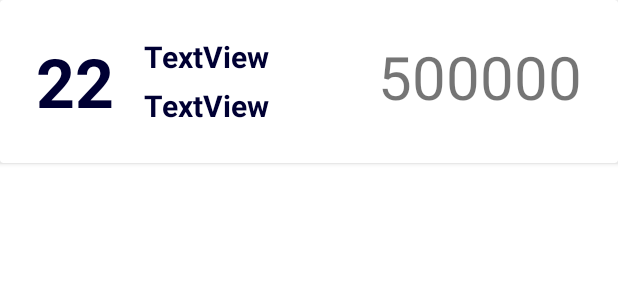
After one commit to 7710407/HumanResources, an Android app: the layout my_row.xml on its own in the app's theme, with its tools: preview values and no code run, on a phone screen of 412 x 824 dp. The commit adds this screen. Shown: the top 300 px of the screen. Run offline under Robolectric (Android 15) with nearby library versions, the phone set to English and light mode, and no system bars.

Commit message:
The problem with writing to db solved. Added  RecyclerView to MainActivity. There are some problem with showing items.

```diff
--- a/app/src/main/res/layout/activity_main.xml
+++ b/app/src/main/res/layout/activity_main.xml
@@ -20,6 +20,7 @@
 
     <androidx.recyclerview.widget.RecyclerView
         android:id="@+id/rvPeople"
+        android:paddingTop="?actionBarSize"
         android:layout_width="409dp"
         android:layout_height="729dp"
         app:layout_constraintEnd_toEndOf="parent"
--- /dev/null
+++ b/app/src/main/res/layout/my_row.xml
@@ -0,0 +1,66 @@
+<?xml version="1.0" encoding="utf-8"?>
+<androidx.constraintlayout.widget.ConstraintLayout xmlns:android="http://schemas.android.com/apk/res/android"
+    xmlns:app="http://schemas.android.com/apk/res-auto"
+    xmlns:tools="http://schemas.android.com/tools"
+    android:layout_width="match_parent"
+    android:layout_height="match_parent">
+
+
+    <androidx.cardview.widget.CardView
+        android:layout_width="match_parent"
+        android:layout_height="wrap_content"
+        app:layout_constraintTop_toTopOf="parent">
+
+        <androidx.constraintlayout.widget.ConstraintLayout
+            android:layout_width="match_parent"
+            android:layout_height="wrap_content"
+            android:padding="24dp">
+
+            <TextView
+                android:id="@+id/tvId"
+                android:layout_width="wrap_content"
+                android:layout_height="wrap_content"
+                android:text="22"
+                android:textSize="45sp"
+                android:textStyle="bold"
+                android:textColor="#000033"
+                app:layout_constraintStart_toStartOf="parent"
+                app:layout_constraintTop_toTopOf="parent" />
+
+            <TextView
+                android:id="@+id/tvName"
+                android:layout_width="wrap_content"
+                android:layout_height="wrap_content"
+                android:layout_marginStart="20dp"
+                android:text="TextView"
+                android:textColor="#000033"
+                android:textSize="20sp"
+                android:textStyle="bold"
+                app:layout_constraintStart_toEndOf="@+id/tvId"
+                app:layout_constraintTop_toTopOf="@+id/tvId" />
+
+            <TextView
+                android:id="@+id/tvDivision"
+                android:layout_width="wrap_content"
+                android:layout_height="wrap_content"
+                android:layout_marginStart="20dp"
+                android:layout_marginTop="5dp"
+                android:text="TextView"
+                android:textColor="#000033"
+                android:textSize="20sp"
+                android:textStyle="bold"
+                app:layout_constraintStart_toEndOf="@+id/tvId"
+                app:layout_constraintTop_toBottomOf="@+id/tvName" />
+
+            <TextView
+                android:id="@+id/tvSalary"
+                android:layout_width="wrap_content"
+                android:layout_height="wrap_content"
+                android:text="500000"
+                android:textSize="40sp"
+                app:layout_constraintEnd_toEndOf="parent"
+                app:layout_constraintTop_toTopOf="parent" />
+        </androidx.constraintlayout.widget.ConstraintLayout>
+
+    </androidx.cardview.widget.CardView>
+</androidx.constraintlayout.widget.ConstraintLayout>
```
Also changed, not shown: app/src/main/java/com/davtyan/humanresources/CustomAdapter.java (added, +69 -0 lines), app/src/main/java/com/davtyan/humanresources/DBHelper.java (+12 -1 lines), app/src/main/java/com/davtyan/humanresources/MainActivity.java (+38 -0 lines).
